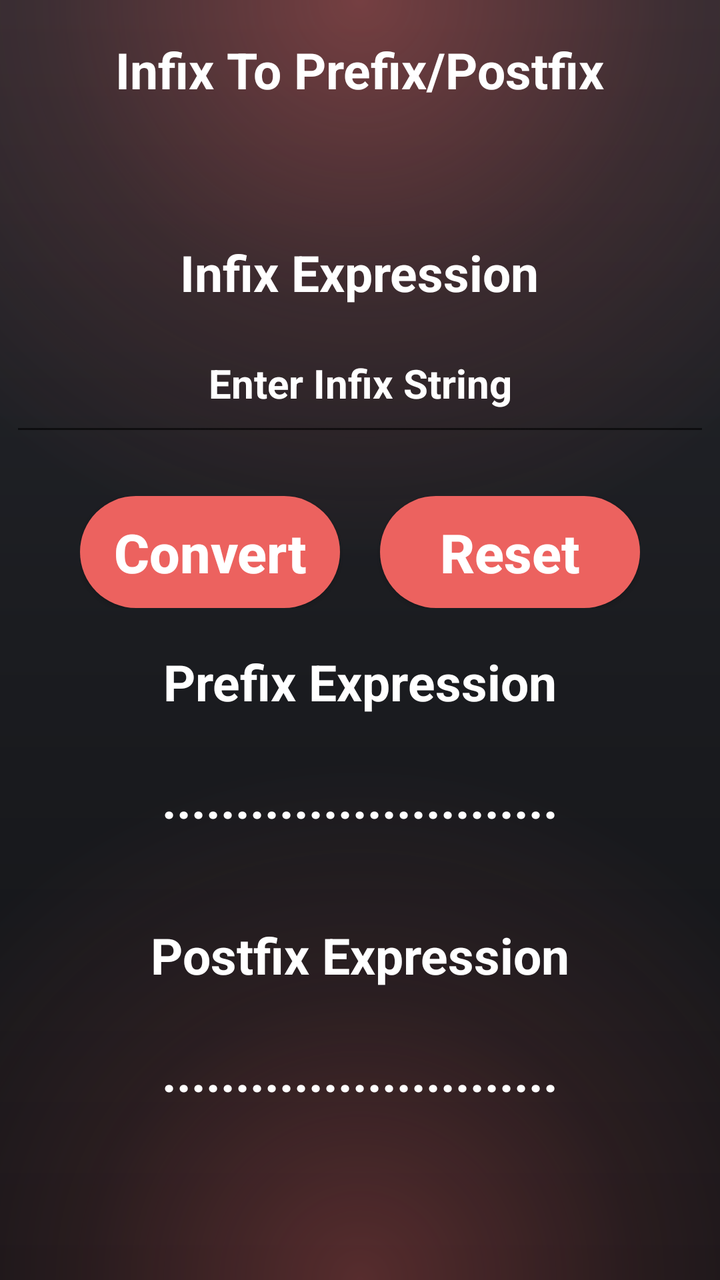
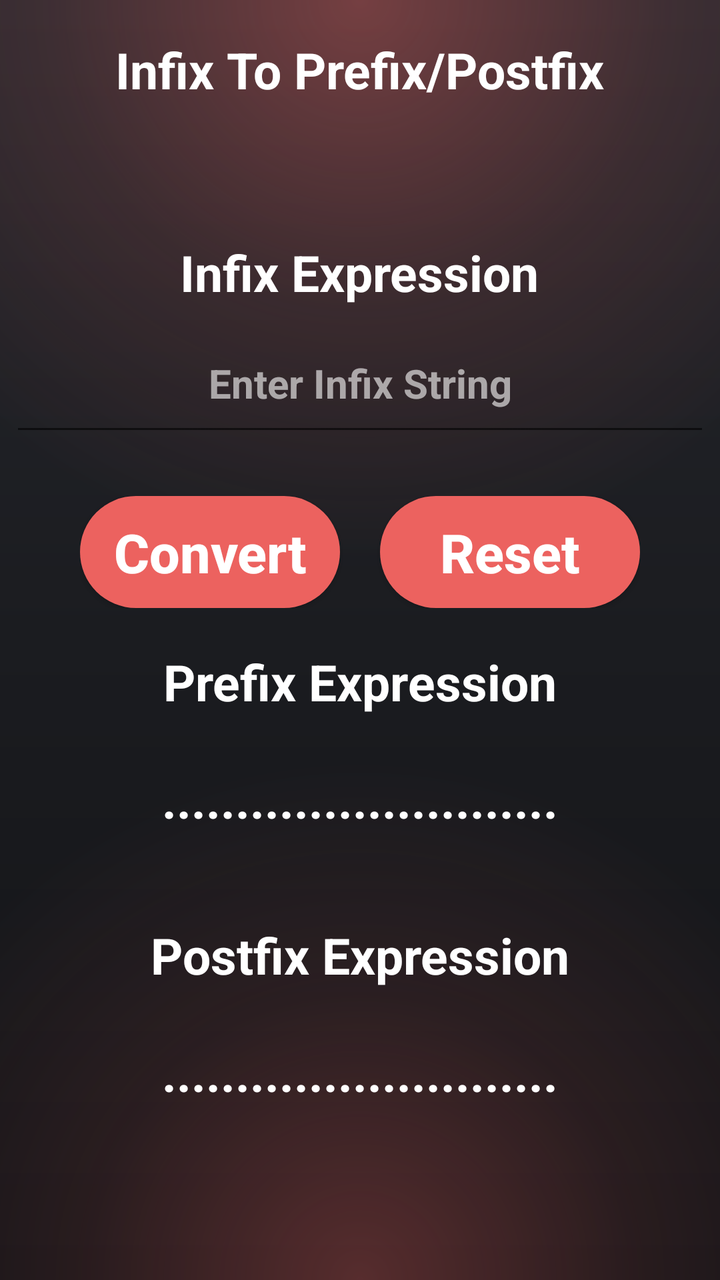

Two renders of the same Android screen: before a commit and after it. Below are the layout's source before the change and the commit's diff.
<!-- AndroidManifest.xml: application theme AppTheme -->
<!-- res/layout/activity_infix_to_other.xml -->
<?xml version="1.0" encoding="utf-8"?>
<LinearLayout xmlns:android="http://schemas.android.com/apk/res/android"
    xmlns:tools="http://schemas.android.com/tools"
    android:id="@+id/infix_layout"
    android:layout_width="match_parent"
    android:orientation="vertical"
    android:padding="5dp"
    android:background="@drawable/background_2"
    android:gravity="center"
    android:fitsSystemWindows="true"
    android:layout_height="match_parent"
    tools:context=".infixToOther">
    <TextView
        android:layout_width="wrap_content"
        android:layout_height="wrap_content"
        android:layout_marginTop="8dp"
        android:text="@string/infix_to_other_button"
        android:gravity="center_horizontal"
        android:padding="5dp"
        android:textColor="#ffffff"
        android:textStyle="bold"
        android:textSize="25sp"/>
    <LinearLayout
        android:layout_width="match_parent"
        android:gravity="center"
        android:layout_height="match_parent">
        <ScrollView
            android:layout_width="match_parent"
            android:layout_height="wrap_content"
            tools:ignore="UselessParent">
            <LinearLayout
                android:layout_width="match_parent"
                android:layout_height="wrap_content"
                android:gravity="center"
                android:orientation="vertical">
                <TextView
                    android:layout_width="wrap_content"
                    android:layout_height="wrap_content"
                    android:layout_marginBottom="15dp"
                    android:padding="5dp"
                    android:text="@string/infix"
                    android:textColor="#ffffff"
                    android:textSize="25sp"
                    android:textStyle="bold" />
                <EditText
                    android:id="@+id/infix_input"
                    android:layout_width="match_parent"
                    android:layout_height="50dp"
                    android:layout_marginBottom="15dp"
                    android:autofillHints="no"
                    android:digits="0123456789QWERTYUIOPLKJHGFDSAZXCVBNMqwertyuioplkjhgfdsazxcvbnm()+-*/^$%"
                    android:gravity="center_horizontal"
                    android:hint="@string/infix_input"
                    android:inputType="text"
                    android:padding="5dp"
                    android:textColor="#ffffff"
                    android:textColorHint="#ffffff"
                    android:textCursorDrawable="@null"
                    android:textSize="20sp"
                    android:textStyle="bold"
                    tools:ignore="VisualLintTextFieldSize" />
                <LinearLayout
                    android:layout_width="wrap_content"
                    android:layout_height="wrap_content"
                    android:layout_marginTop="10dp"
                    android:layout_marginBottom="15dp"
                    android:orientation="horizontal">

                    <Button
                        android:id="@+id/button_convert"
                        android:layout_width="130dp"
                        android:layout_height="wrap_content"
                        android:layout_marginEnd="20dp"
                        android:background="@drawable/button_1"
                        android:padding="10dp"
                        android:text="@string/convert_button"
                        android:textAllCaps="false"
                        android:textColor="#ffffff"
                        android:textSize="27sp"
                        android:textStyle="bold"
                        tools:ignore="ButtonStyle,TextSizeCheck" />
                    <Button
                        android:id="@+id/button_reset"
                        android:layout_width="130dp"
                        android:layout_height="wrap_content"
                        android:background="@drawable/button_1"
                        android:padding="10dp"
                        android:text="@string/reset_button"
                        android:textAllCaps="false"
                        android:textColor="#ffffff"
                        android:textSize="27sp"
                        android:textStyle="bold"
                        tools:ignore="ButtonStyle" />
                </LinearLayout>
                <TextView
                    android:layout_width="wrap_content"
                    android:layout_height="wrap_content"
                    android:layout_marginBottom="15dp"
                    android:padding="5dp"
                    android:text="@string/prefix"
                    android:textColor="#ffffff"
                    android:textSize="25sp"
                    android:textStyle="bold" />

                <TextView
                    android:id="@+id/prefix_output"
                    android:layout_width="wrap_content"
                    android:layout_height="wrap_content"
                    android:layout_marginBottom="15dp"
                    android:minHeight="48dp"
                    android:padding="5dp"
                    android:text="@string/dot_line"
                    android:textColor="#ffffff"
                    android:textIsSelectable="true"
                    android:textSize="25sp"
                    android:textStyle="bold"
                    tools:ignore="DuplicateSpeakableTextCheck" />
                <Button
                    android:id="@+id/prefix_sbss"
                    android:layout_width="wrap_content"
                    android:layout_height="wrap_content"
                    android:background="@drawable/button_2"
                    android:padding="5dp"
                    android:text="@string/step_by_step_solution"
                    android:textAllCaps="false"
                    android:textSize="17sp"
                    android:textStyle="bold"
                    android:visibility="gone"
                    tools:ignore="ButtonStyle" />
                <TextView
                    android:layout_width="wrap_content"
                    android:layout_height="wrap_content"
                    android:layout_marginTop="15dp"
                    android:layout_marginBottom="15dp"
                    android:padding="5dp"
                    android:text="@string/postfix"
                    android:textColor="#ffffff"
                    android:textSize="25sp"
                    android:textStyle="bold" />

                <TextView
                    android:id="@+id/postfix_output"
                    android:layout_width="wrap_content"
                    android:layout_height="wrap_content"
                    android:layout_marginBottom="15dp"
                    android:minHeight="48dp"
                    android:padding="5dp"
                    android:text="@string/dot_line"
                    android:textColor="#ffffff"
                    android:textIsSelectable="true"
                    android:textSize="25sp"
                    android:textStyle="bold" />
                <Button
                    android:id="@+id/postfix_sbss"
                    android:layout_width="wrap_content"
                    android:layout_height="wrap_content"
                    android:background="@drawable/button_2"
                    android:padding="5dp"
                    android:text="@string/step_by_step_solution"
                    android:textAllCaps="false"
                    android:textSize="17sp"
                    android:textStyle="bold"
                    android:visibility="gone"
                    tools:ignore="ButtonStyle" />
            </LinearLayout>
        </ScrollView>
    </LinearLayout>
</LinearLayout>
<!-- resources referenced by this layout -->
<resources>
  <!-- drawable background_2 (drawable) -->
  <?xml version="1.0" encoding="utf-8"?>
  <vector xmlns:android="http://schemas.android.com/apk/res/android"
      xmlns:aapt="http://schemas.android.com/aapt"
      android:width="360dp"
      android:height="640dp"
      android:viewportWidth="360"
      android:viewportHeight="640">
  
      
      <path android:pathData="M0,0h360v640h-360z">
          <aapt:attr name="android:fillColor">
              <gradient
                  android:startX="180"
                  android:startY="0"
                  android:endX="180"
                  android:endY="640"
                  android:type="linear">
                  <item android:color="#25272D" android:offset="0.0" />
                  <item android:color="#1B1C20" android:offset="0.5" />
                  <item android:color="#121316" android:offset="1.0" />
              </gradient>
          </aapt:attr>
      </path>
  
      
      <path android:pathData="M0,0h360v360h-360z">
          <aapt:attr name="android:fillColor">
              <gradient
                  android:centerX="180"
                  android:centerY="0"
                  android:gradientRadius="280"
                  android:type="radial">
                  <item android:color="#66EC625F" android:offset="0.0" />
                  <item android:color="#20EC625F" android:offset="0.55" />
                  <item android:color="#00EC625F" android:offset="1.0" />
              </gradient>
          </aapt:attr>
      </path>
  
      
      <path android:pathData="M0,320h360v320h-360z">
          <aapt:attr name="android:fillColor">
              <gradient
                  android:centerX="180"
                  android:centerY="640"
                  android:gradientRadius="260"
                  android:type="radial">
                  <item android:color="#50EC625F" android:offset="0.0" />
                  <item android:color="#18EC625F" android:offset="0.55" />
                  <item android:color="#00EC625F" android:offset="1.0" />
              </gradient>
          </aapt:attr>
      </path>
  </vector>
  <!-- drawable button_1 (drawable) -->
  <?xml version="1.0" encoding="utf-8"?>
  <shape xmlns:android="http://schemas.android.com/apk/res/android" android:shape="rectangle">
      <solid android:color="#ec625f"/>
      <corners android:radius="40dp">
  
      </corners>
  
  </shape>
  <!-- drawable button_2 (drawable) -->
  <?xml version="1.0" encoding="utf-8"?>
  <shape xmlns:android="http://schemas.android.com/apk/res/android" android:shape="rectangle">
      <solid android:color="#ec625f"/>
  
  </shape>
  <string name="convert_button">Convert</string>
  <string name="dot_line">...........................</string>
  <string name="infix">Infix Expression</string>
  <string name="infix_input">Enter Infix String</string>
  <string name="infix_to_other_button">Infix To Prefix/Postfix</string>
  <string name="postfix">Postfix Expression</string>
  <string name="prefix">Prefix Expression</string>
  <string name="reset_button">Reset</string>
  <string name="step_by_step_solution">Step By Step Solution</string>
  <style name="AppTheme" parent="Theme.AppCompat.Light.NoActionBar">
          <item name="colorPrimary">@color/colorPrimary</item>
          <item name="colorPrimaryDark">#EC625F</item>
          <item name="colorAccent">@color/colorAccent</item>
      </style>
  <color name="colorPrimary">#6200EE</color>
  <color name="colorAccent">#03DAC5</color>
</resources>

<!-- the commit's change to res/layout/activity_infix_to_other.xml (unified diff, before → after) -->
@@ -20,149 +20,153 @@
         android:textColor="#ffffff"
         android:textStyle="bold"
         android:textSize="25sp"/>
-    <LinearLayout
+    <ScrollView
         android:layout_width="match_parent"
-        android:gravity="center"
-        android:layout_height="match_parent">
-        <ScrollView
+        android:layout_height="0dp"
+        android:layout_weight="1"
+        android:fillViewport="true">
+        <LinearLayout
             android:layout_width="match_parent"
             android:layout_height="wrap_content"
-            tools:ignore="UselessParent">
+            android:gravity="center"
+            android:orientation="vertical">
+            <TextView
+                android:layout_width="wrap_content"
+                android:layout_height="wrap_content"
+                android:layout_marginBottom="15dp"
+                android:padding="5dp"
+                android:text="@string/infix"
+                android:textColor="#ffffff"
+                android:textSize="25sp"
+                android:textStyle="bold" />
+            <EditText
+                android:id="@+id/infix_input"
+                android:layout_width="match_parent"
+                android:layout_height="50dp"
+                android:layout_marginBottom="15dp"
+                android:autofillHints="no"
+                android:digits="0123456789QWERTYUIOPLKJHGFDSAZXCVBNMqwertyuioplkjhgfdsazxcvbnm()+-*/^$%"
+                android:gravity="center_horizontal"
+                android:hint="@string/infix_input"
+                android:imeOptions="actionDone"
+                android:inputType="text"
+                android:padding="5dp"
+                android:singleLine="true"
+                android:textColor="#ffffff"
+                android:textColorHint="#99ffffff"
+                android:textCursorDrawable="@null"
+                android:textSize="20sp"
+                android:textStyle="bold"
+                tools:ignore="VisualLintTextFieldSize" />
             <LinearLayout
-                android:layout_width="match_parent"
+                android:layout_width="wrap_content"
                 android:layout_height="wrap_content"
-                android:gravity="center"
-                android:orientation="vertical">
-                <TextView
-                    android:layout_width="wrap_content"
+                android:layout_marginTop="10dp"
+                android:layout_marginBottom="15dp"
+                android:orientation="horizontal">
+
+                <Button
+                    android:id="@+id/button_convert"
+                    android:layout_width="130dp"
                     android:layout_height="wrap_content"
-                    android:layout_marginBottom="15dp"
-                    android:padding="5dp"
-                    android:text="@string/infix"
+                    android:layout_marginEnd="20dp"
+                    android:background="@drawable/button_1"
+                    android:padding="10dp"
+                    android:text="@string/convert_button"
+                    android:textAllCaps="false"
                     android:textColor="#ffffff"
-                    android:textSize="25sp"
-                    android:textStyle="bold" />
-                <EditText
-                    android:id="@+id/infix_input"
-                    android:layout_width="match_parent"
-                    android:layout_height="50dp"
-                    android:layout_marginBottom="15dp"
-                    android:autofillHints="no"
-                    android:digits="0123456789QWERTYUIOPLKJHGFDSAZXCVBNMqwertyuioplkjhgfdsazxcvbnm()+-*/^$%"
-                    android:gravity="center_horizontal"
-                    android:hint="@string/infix_input"
-                    android:inputType="text"
-                    android:padding="5dp"
+                    android:textSize="27sp"
+                    android:textStyle="bold"
+                    tools:ignore="ButtonStyle,TextSizeCheck" />
+                <Button
+                    android:id="@+id/button_reset"
+                    android:layout_width="130dp"
+                    android:layout_height="wrap_content"
+                    android:background="@drawable/button_1"
+                    android:padding="10dp"
+                    android:text="@string/reset_button"
+                    android:textAllCaps="false"
                     android:textColor="#ffffff"
-                    android:textColorHint="#ffffff"
-                    android:textCursorDrawable="@null"
-                    android:textSize="20sp"
+                    android:textSize="27sp"
                     android:textStyle="bold"
-                    tools:ignore="VisualLintTextFieldSize" />
-                <LinearLayout
-                    android:layout_width="wrap_content"
-                    android:layout_height="wrap_content"
-                    android:layout_marginTop="10dp"
-                    android:layout_marginBottom="15dp"
-                    android:orientation="horizontal">
-
-                    <Button
-                        android:id="@+id/button_convert"
-                        android:layout_width="130dp"
-                        android:layout_height="wrap_content"
-                        android:layout_marginEnd="20dp"
-                        android:background="@drawable/button_1"
-                        android:padding="10dp"
-                        android:text="@string/convert_button"
-                        android:textAllCaps="false"
-                        android:textColor="#ffffff"
-                        android:textSize="27sp"
-                        android:textStyle="bold"
-                        tools:ignore="ButtonStyle,TextSizeCheck" />
-                    <Button
-                        android:id="@+id/button_reset"
-                        android:layout_width="130dp"
-                        android:layout_height="wrap_content"
-                        android:background="@drawable/button_1"
-                        android:padding="10dp"
-                        android:text="@string/reset_button"
-                        android:textAllCaps="false"
-                        android:textColor="#ffffff"
-                        android:textSize="27sp"
-                        android:textStyle="bold"
-                        tools:ignore="ButtonStyle" />
-                </LinearLayout>
-                <TextView
-                    android:layout_width="wrap_content"
-                    android:layout_height="wrap_content"
-                    android:layout_marginBottom="15dp"
-                    android:padding="5dp"
-                    android:text="@string/prefix"
-                    android:textColor="#ffffff"
-                    android:textSize="25sp"
-                    android:textStyle="bold" />
-
-                <TextView
-                    android:id="@+id/prefix_output"
-                    android:layout_width="wrap_content"
-                    android:layout_height="wrap_content"
-                    android:layout_marginBottom="15dp"
-                    android:minHeight="48dp"
-                    android:padding="5dp"
-                    android:text="@string/dot_line"
-                    android:textColor="#ffffff"
-                    android:textIsSelectable="true"
-                    android:textSize="25sp"
-                    android:textStyle="bold"
-                    tools:ignore="DuplicateSpeakableTextCheck" />
-                <Button
-                    android:id="@+id/prefix_sbss"
-                    android:layout_width="wrap_content"
-                    android:layout_height="wrap_content"
-                    android:background="@drawable/button_2"
-                    android:padding="5dp"
-                    android:text="@string/step_by_step_solution"
-                    android:textAllCaps="false"
-                    android:textSize="17sp"
-                    android:textStyle="bold"
-                    android:visibility="gone"
-                    tools:ignore="ButtonStyle" />
-                <TextView
-                    android:layout_width="wrap_content"
-                    android:layout_height="wrap_content"
-                    android:layout_marginTop="15dp"
-                    android:layout_marginBottom="15dp"
-                    android:padding="5dp"
-                    android:text="@string/postfix"
-                    android:textColor="#ffffff"
-                    android:textSize="25sp"
-                    android:textStyle="bold" />
-
-                <TextView
-                    android:id="@+id/postfix_output"
-                    android:layout_width="wrap_content"
-                    android:layout_height="wrap_content"
-                    android:layout_marginBottom="15dp"
-                    android:minHeight="48dp"
-                    android:padding="5dp"
-                    android:text="@string/dot_line"
-                    android:textColor="#ffffff"
-                    android:textIsSelectable="true"
-                    android:textSize="25sp"
-                    android:textStyle="bold" />
-                <Button
-                    android:id="@+id/postfix_sbss"
-                    android:layout_width="wrap_content"
-                    android:layout_height="wrap_content"
-                    android:background="@drawable/button_2"
-                    android:padding="5dp"
-                    android:text="@string/step_by_step_solution"
-                    android:textAllCaps="false"
-                    android:textSize="17sp"
-                    android:textStyle="bold"
-                    android:visibility="gone"
                     tools:ignore="ButtonStyle" />
             </LinearLayout>
-        </ScrollView>
-    </LinearLayout>
+            <TextView
+                android:layout_width="wrap_content"
+                android:layout_height="wrap_content"
+                android:layout_marginBottom="15dp"
+                android:padding="5dp"
+                android:text="@string/prefix"
+                android:textColor="#ffffff"
+                android:textSize="25sp"
+                android:textStyle="bold" />
+
+            <TextView
+                android:id="@+id/prefix_output"
+                android:layout_width="wrap_content"
+                android:layout_height="wrap_content"
+                android:layout_marginBottom="15dp"
+                android:minHeight="48dp"
+                android:padding="5dp"
+                android:text="@string/dot_line"
+                android:textColor="#ffffff"
+                android:textIsSelectable="true"
+                android:textSize="25sp"
+                android:textStyle="bold"
+                tools:ignore="DuplicateSpeakableTextCheck" />
+            <Button
+                android:id="@+id/prefix_sbss"
+                android:layout_width="wrap_content"
+                android:layout_height="wrap_content"
+                android:layout_marginBottom="15dp"
+                android:background="@drawable/button_2"
+                android:paddingHorizontal="16dp"
+                android:paddingVertical="8dp"
+                android:text="@string/step_by_step_solution"
+                android:textAllCaps="false"
+                android:textColor="#ffffff"
+                android:textSize="17sp"
+                android:textStyle="bold"
+                android:visibility="gone"
+                tools:ignore="ButtonStyle" />
+            <TextView
+                android:layout_width="wrap_content"
+                android:layout_height="wrap_content"
+                android:layout_marginTop="15dp"
+                android:layout_marginBottom="15dp"
+                android:padding="5dp"
+                android:text="@string/postfix"
+                android:textColor="#ffffff"
+                android:textSize="25sp"
+                android:textStyle="bold" />
+
+            <TextView
+                android:id="@+id/postfix_output"
+                android:layout_width="wrap_content"
+                android:layout_height="wrap_content"
+                android:layout_marginBottom="15dp"
+                android:minHeight="48dp"
+                android:padding="5dp"
+                android:text="@string/dot_line"
+                android:textColor="#ffffff"
+                android:textIsSelectable="true"
+                android:textSize="25sp"
+                android:textStyle="bold" />
+            <Button
+                android:id="@+id/postfix_sbss"
+                android:layout_width="wrap_content"
+                android:layout_height="wrap_content"
+                android:layout_marginBottom="15dp"
+                android:background="@drawable/button_2"
+                android:paddingHorizontal="16dp"
+                android:paddingVertical="8dp"
+                android:text="@string/step_by_step_solution"
+                android:textAllCaps="false"
+                android:textColor="#ffffff"
+                android:textSize="17sp"
+                android:textStyle="bold"
+                android:visibility="gone"
+                tools:ignore="ButtonStyle" />
+        </LinearLayout>
+    </ScrollView>
 </LinearLayout>
<!-- resource entries referenced after the edit -->
@@ -68,7 +68,7 @@
   <?xml version="1.0" encoding="utf-8"?>
   <shape xmlns:android="http://schemas.android.com/apk/res/android" android:shape="rectangle">
       <solid android:color="#ec625f"/>
-  
+      <corners android:radius="20dp"/>
   </shape>
   <string name="convert_button">Convert</string>
   <string name="dot_line">...........................</string>
@@ -84,7 +84,7 @@
           <item name="colorPrimaryDark">#EC625F</item>
           <item name="colorAccent">@color/colorAccent</item>
       </style>
-  <color name="colorPrimary">#6200EE</color>
-  <color name="colorAccent">#03DAC5</color>
+  <color name="colorPrimary">#25272D</color>
+  <color name="colorAccent">#EC625F</color>
 </resources>
 
